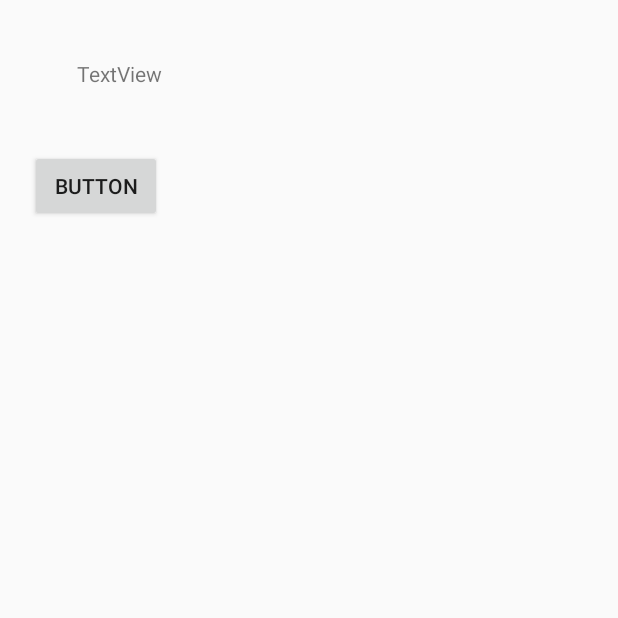
After one commit to wjjiang917/MaterialDesigns, an Android app: the ScreenshotActivity screen opened directly, with no data from a screen before it, on a phone screen of 412 x 824 dp, the top half of it. The commit adds this screen. Run offline under Robolectric (Android 15) with nearby library versions, the phone set to English and light mode, and no system bars; our stand-ins replace ButterKnife.

Commit message:
screen shot

```diff
--- a/app/src/main/AndroidManifest.xml
+++ b/app/src/main/AndroidManifest.xml
@@ -8,6 +8,7 @@
     <uses-permission android:name="android.permission.READ_CONTACTS" />
     <uses-permission android:name="android.permission.READ_EXTERNAL_STORAGE" />
     <uses-permission android:name="android.permission.WRITE_EXTERNAL_STORAGE" />
+
 
     <application
         android:name=".CustomApplication"
@@ -34,7 +35,8 @@
         <activity android:name=".ui.activity.LoginActivity" />
         <activity android:name=".ui.activity.DanmuActivity" />
         <activity android:name=".ui.activity.FullActivity" />
-        <activity android:name=".ui.activity.CameraActivity"></activity>
+        <activity android:name=".ui.activity.CameraActivity" />
+        <activity android:name=".ui.activity.ScreenshotActivity"></activity>
     </application>
 
 </manifest>
--- a/app/src/main/java/com/wjjiang/materialdesigns/ui/activity/MainActivity.java
+++ b/app/src/main/java/com/wjjiang/materialdesigns/ui/activity/MainActivity.java
@@ -112,6 +112,9 @@ public class MainActivity extends BaseActivity implements NavigationView.OnNavig
             case R.id.nav_camera:
                 startActivity(new Intent(this, CameraActivity.class));
                 break;
+            case R.id.nav_screenshot:
+                startActivity(new Intent(this, ScreenshotActivity.class));
+                break;
         }
 
         mDrawer.closeDrawer(GravityCompat.START);
--- /dev/null
+++ b/app/src/main/java/com/wjjiang/materialdesigns/ui/activity/ScreenshotActivity.java
@@ -0,0 +1,72 @@
+package com.wjjiang.materialdesigns.ui.activity;
+
+import android.graphics.Bitmap;
+import android.os.Bundle;
+import android.view.View;
+import android.widget.Button;
+import android.widget.ImageView;
+
+import com.wjjiang.materialdesigns.R;
+import com.wjjiang.materialdesigns.common.util.FileUtil;
+import com.wjjiang.materialdesigns.common.util.Logger;
+
+import java.io.File;
+import java.io.FileOutputStream;
+import java.io.IOException;
+
+import butterknife.BindView;
+import butterknife.OnClick;
+
+public class ScreenshotActivity extends BaseActivity {
+
+    @BindView(R.id.button)
+    Button button;
+    @BindView(R.id.image_preview)
+    ImageView imagePreview;
+
+    @Override
+    protected int getLayoutResId() {
+        return R.layout.activity_screenshot;
+    }
+
+    @Override
+    protected void onCreate(Bundle savedInstanceState) {
+        super.onCreate(savedInstanceState);
+    }
+
+    @OnClick({R.id.button})
+    public void clickScreenshot(View view) {
+        switch (view.getId()) {
+            case R.id.button:
+                new Thread(new Runnable() {
+                    @Override
+                    public void run() {
+                        View decorView = getWindow().getDecorView();
+                        decorView.setDrawingCacheEnabled(true);
+                        decorView.buildDrawingCache();
+                        final Bitmap bitmap = decorView.getDrawingCache();
+                        if (null != bitmap) {
+                            try {
+                                String filePath = FileUtil.getDiskFilesDir(ScreenshotActivity.this) + File.separator + "screenshot.png";
+                                File file = new File(filePath);
+                                FileOutputStream fos = new FileOutputStream(file);
+                                bitmap.compress(Bitmap.CompressFormat.PNG, 100, fos);
+                                fos.flush();
+                                fos.close();
+
+                                runOnUiThread(new Runnable() {
+                                    @Override
+                                    public void run() {
+                                        imagePreview.setImageBitmap(bitmap);
+                                    }
+                                });
+                            } catch (IOException e) {
+                                Logger.e("", e);
+                            }
+                        }
+                    }
+                }).start();
+                break;
+        }
+    }
+}
--- /dev/null
+++ b/app/src/main/res/layout/activity_screenshot.xml
@@ -0,0 +1,42 @@
+<?xml version="1.0" encoding="utf-8"?>
+<RelativeLayout xmlns:android="http://schemas.android.com/apk/res/android"
+    xmlns:tools="http://schemas.android.com/tools"
+    android:id="@+id/activity_screenshot"
+    android:layout_width="match_parent"
+    android:layout_height="match_parent"
+    android:paddingBottom="@dimen/activity_vertical_margin"
+    android:paddingLeft="@dimen/activity_horizontal_margin"
+    android:paddingRight="@dimen/activity_horizontal_margin"
+    android:paddingTop="@dimen/activity_vertical_margin"
+    tools:context="com.wjjiang.materialdesigns.ui.activity.ScreenshotActivity">
+
+    <TextView
+        android:id="@+id/textView2"
+        android:layout_width="wrap_content"
+        android:layout_height="wrap_content"
+        android:layout_alignParentStart="true"
+        android:layout_alignParentTop="true"
+        android:layout_marginStart="35dp"
+        android:layout_marginTop="23dp"
+        android:text="TextView"
+        tools:text="Hello World" />
+
+    <Button
+        android:id="@+id/button"
+        android:layout_width="wrap_content"
+        android:layout_height="wrap_content"
+        android:layout_alignEnd="@+id/textView2"
+        android:layout_below="@+id/textView2"
+        android:layout_marginTop="41dp"
+        android:text="Button"
+        tools:text="In-app" />
+
+
+    <ImageView
+        android:id="@+id/image_preview"
+        android:layout_width="240dp"
+        android:layout_height="360dp"
+        android:layout_alignStart="@+id/button"
+        android:layout_below="@+id/button"
+        android:layout_marginTop="17dp" />
+</RelativeLayout>
--- a/app/src/main/res/menu/activity_main_drawer.xml
+++ b/app/src/main/res/menu/activity_main_drawer.xml
@@ -31,6 +31,11 @@
             android:id="@+id/nav_camera"
             android:icon="@drawable/ic_menu_slideshow"
             android:title="Camera" />
+
+        <item
+            android:id="@+id/nav_screenshot"
+            android:icon="@drawable/ic_menu_slideshow"
+            android:title="Screenshot" />
     </group>
 
     <item android:title="Communicate">
```
Also changed, not shown: app/src/main/java/com/wjjiang/materialdesigns/ui/activity/CameraActivity.java (+0 -16 lines).
